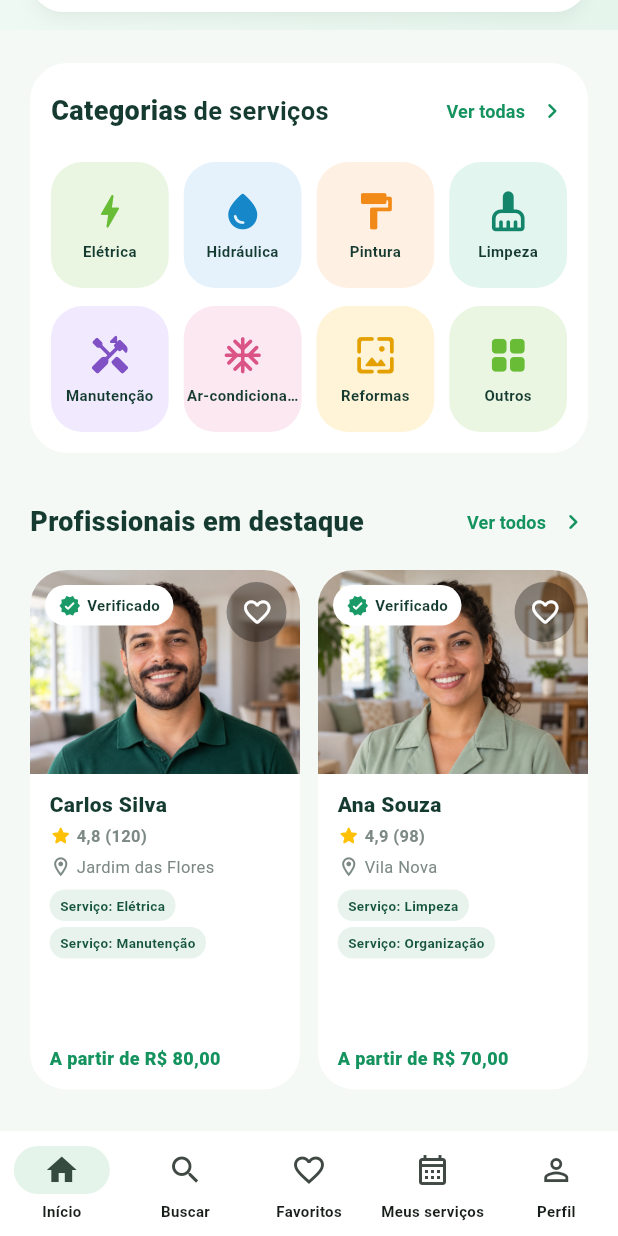
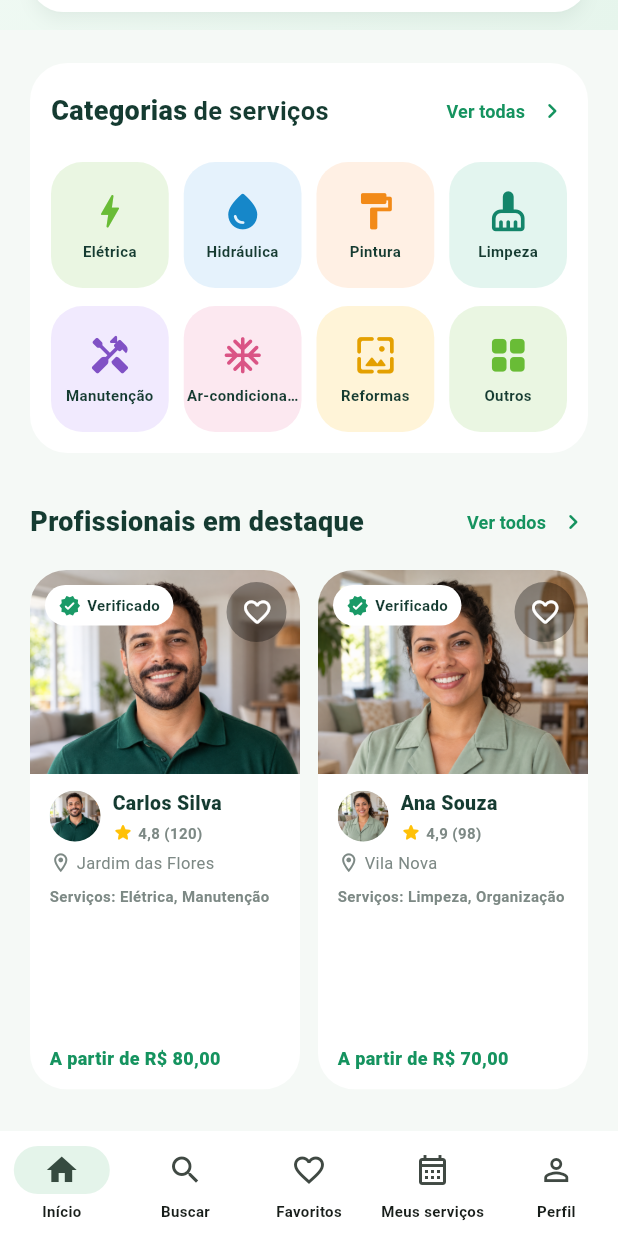
Before and after one commit to dev-stack00/ConectaLar, a Flutter app: the screen it shows after launch, scrolled down 286 dp, on a phone screen of 412 x 824 dp. Run offline on Flutter 3.47's test engine with Material 3 defaults, Android fonts, the phone set to English and light mode, and no system bars; network calls fail.

Commit message:
Aproxima cards da Home ao prototipo

```diff
--- a/lib/screens/home/home_page.dart
+++ b/lib/screens/home/home_page.dart
@@ -778,12 +778,34 @@ class _FeaturedProfessionalCardState extends State<_FeaturedProfessionalCard> {
                 child: Column(
                   crossAxisAlignment: CrossAxisAlignment.start,
                   children: [
+                    Row(
+                      crossAxisAlignment: CrossAxisAlignment.center,
+                      children: [
+                        CircleAvatar(
+                          radius: 17,
+                          backgroundColor: AppColors.verdeClaro,
+                          backgroundImage: image == null
+                              ? null
+                              : AssetImage(image),
+                          child: image == null
+                              ? const Icon(
+                                  Icons.person_outline_rounded,
+                                  color: AppColors.verde,
+                                  size: 18,
+                                )
+                              : null,
+                        ),
+                        const SizedBox(width: 8),
+                        Expanded(
+                          child: Column(
+                            crossAxisAlignment: CrossAxisAlignment.start,
+                            children: [
                               Text(
                                 professional.nome,
                                 maxLines: 1,
                                 overflow: TextOverflow.ellipsis,
                                 style: const TextStyle(
-                        fontSize: 14,
+                                  fontSize: 13,
                                   fontWeight: FontWeight.w800,
                                   color: AppColors.texto,
                                 ),
@@ -793,18 +815,27 @@ class _FeaturedProfessionalCardState extends State<_FeaturedProfessionalCard> {
                                 children: [
                                   const Icon(
                                     Icons.star_rounded,
-                          size: 15,
+                                    size: 14,
                                     color: AppColors.estrela,
                                   ),
                                   const SizedBox(width: 3),
-                        Text(
+                                  Expanded(
+                                    child: Text(
                                       professional.notaMedia == null
                                           ? 'Novo profissional'
                                           : '${professional.notaMedia!.toStringAsFixed(1).replaceAll('.', ',')} (${professional.quantidadeAvaliacoes ?? 0})',
+                                      maxLines: 1,
+                                      overflow: TextOverflow.ellipsis,
                                       style: const TextStyle(
-                            fontSize: 11,
+                                        fontSize: 10,
                                         color: AppColors.textoSuave,
                                         fontWeight: FontWeight.w600,
+                                      ),
+                                    ),
+                                  ),
+                                ],
+                              ),
+                            ],
                           ),
                         ),
                       ],
@@ -833,32 +864,15 @@ class _FeaturedProfessionalCardState extends State<_FeaturedProfessionalCard> {
                     ),
                     const SizedBox(height: 7),
                     if (professional.servicos.isNotEmpty)
-                      Wrap(
-                        spacing: 5,
-                        runSpacing: 4,
-                        children: [
-                          for (final servico in professional.servicos.take(2))
-                            Container(
-                              padding: const EdgeInsets.symmetric(
-                                horizontal: 7,
-                                vertical: 4,
-                              ),
-                              decoration: BoxDecoration(
-                                color: AppColors.verdeClaro,
-                                borderRadius: BorderRadius.circular(14),
-                              ),
-                              child: Text(
-                                'Serviço: $servico',
+                      Text(
+                        'Serviços: ${professional.servicos.take(2).join(', ')}',
                         maxLines: 1,
                         overflow: TextOverflow.ellipsis,
                         style: const TextStyle(
-                                  color: AppColors.verdeEscuro,
-                                  fontSize: 9,
+                          color: AppColors.textoSuave,
+                          fontSize: 10,
                           fontWeight: FontWeight.w600,
                         ),
-                              ),
-                            ),
-                        ],
                       )
                     else
                       Text(
```
Lines whose indentation alone changed are shown as unchanged.
